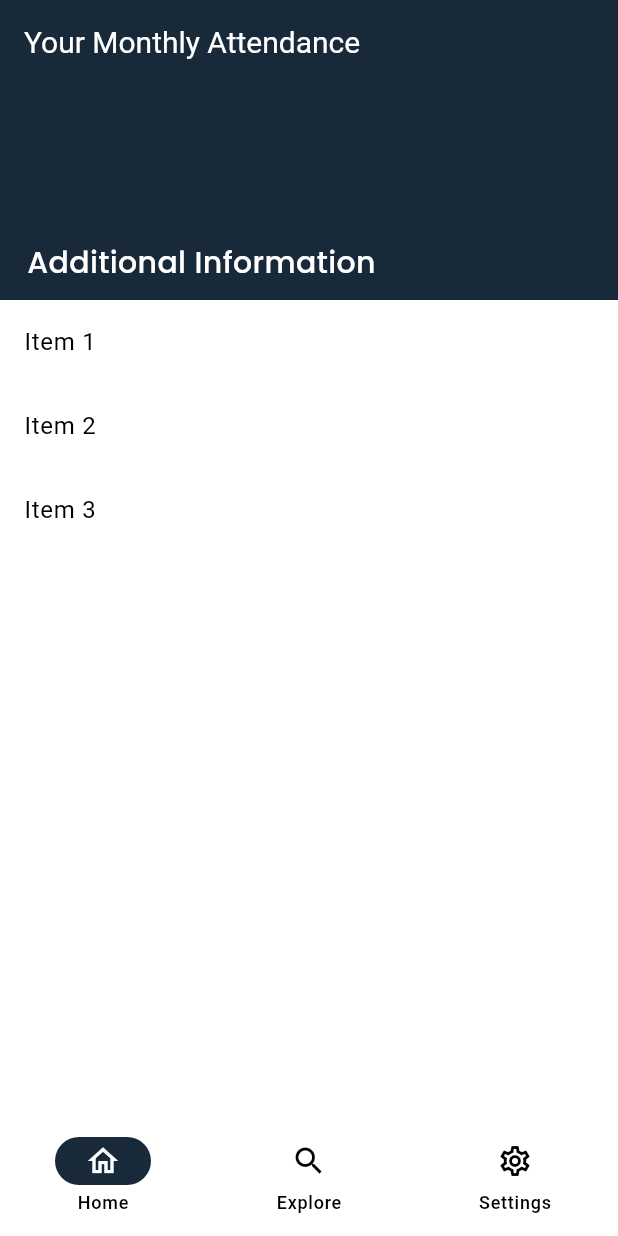
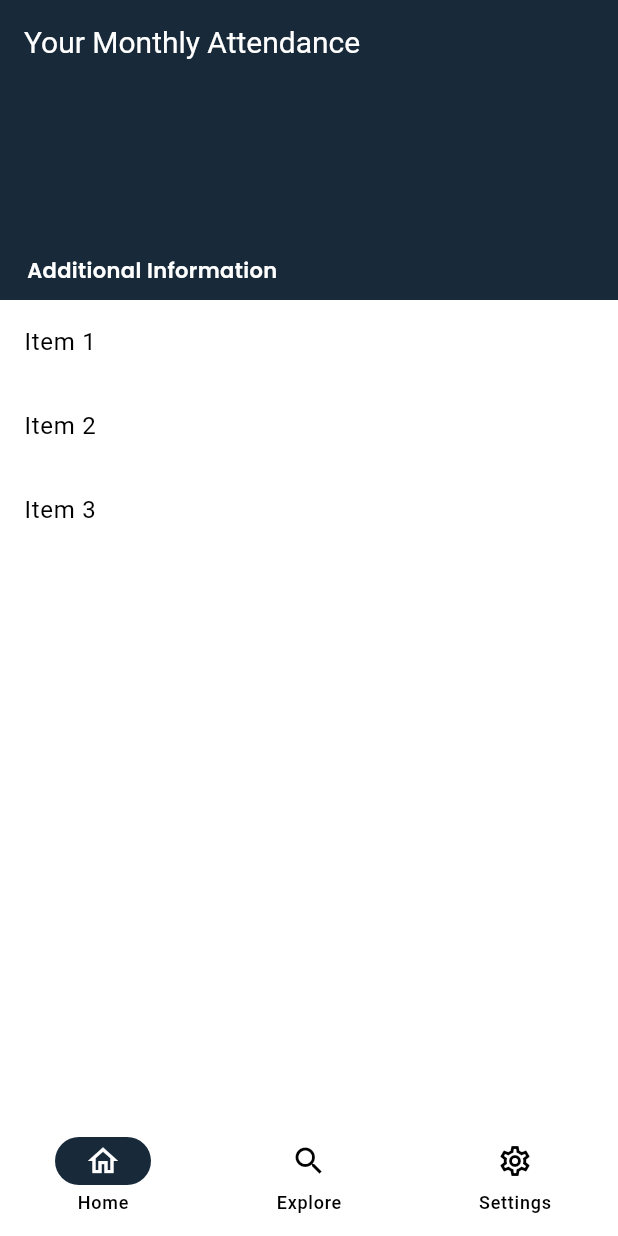
Before and after one commit to HamzaZahid29/open-source-attendance-management, a Flutter app: the screen it shows after launch, on a phone screen of 412 x 824 dp. Run offline on Flutter 3.47's test engine with Material 3 defaults, Android fonts, the light colour scheme and no system bars; our stand-ins replace bloc, flutter_bloc, go_router, google_fonts.

Commit message:
init for home

```diff
--- a/lib/features/home/presentation/pages/home_page.dart
+++ b/lib/features/home/presentation/pages/home_page.dart
@@ -35,11 +35,11 @@ class HomePage extends StatelessWidget {
                 children: [
                   Text(
                     'Additional Information',
-                    style:AppTextStyles.headlineSmall.copyWith(
+                    style:AppTextStyles.labelLarge.copyWith(
                       color: Colors.white
                     ),
                   ),
-                  SizedBox(height: 10), // Add some spacing if needed
+                  SizedBox(height: 10),
                 ],
               ),
             ),
```
